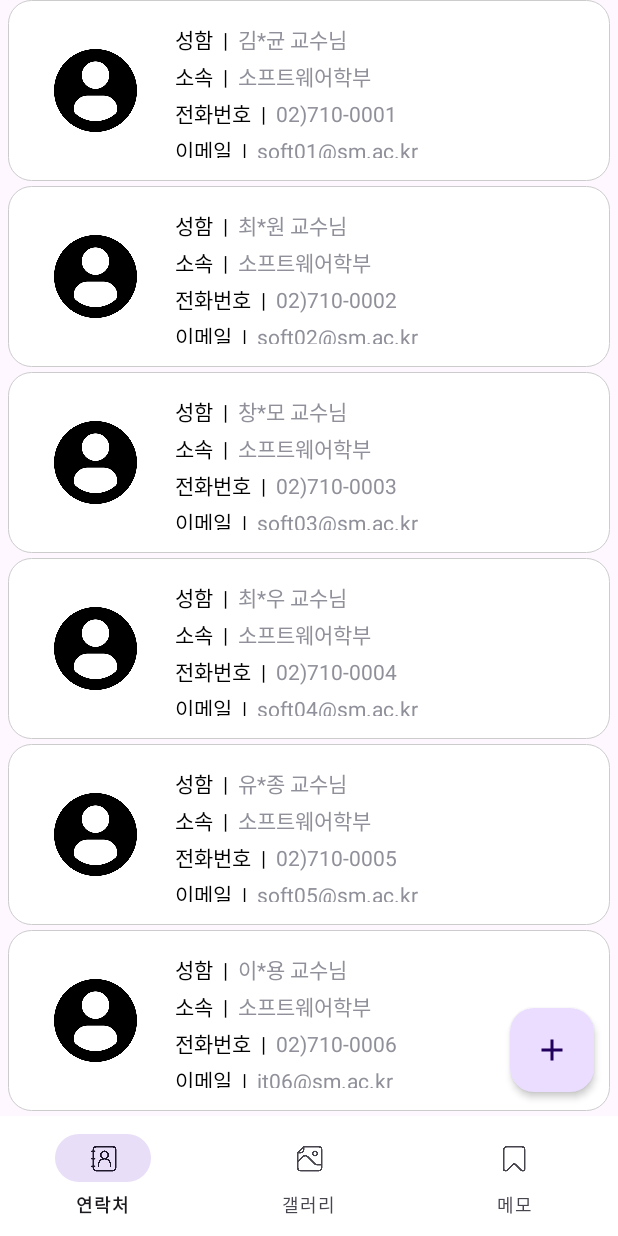
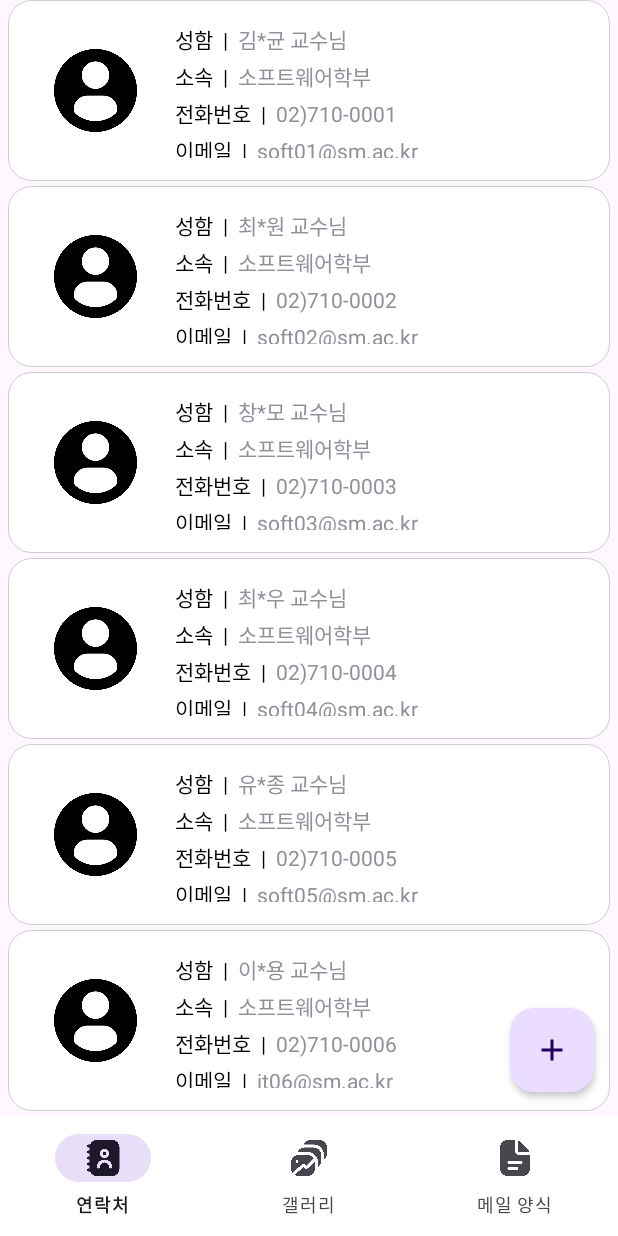
Before and after one commit to choubung/madcamp01, an Android app: the screen it shows after launch (MainActivity), on a phone screen of 412 x 824 dp. Run offline under Robolectric (Android 15) with nearby library versions, the phone set to English and light mode, and no system bars.

Commit message:
하단바 아이콘 밑 이름 최종결정

```diff
--- a/app/src/main/res/menu/bottom_menu.xml
+++ b/app/src/main/res/menu/bottom_menu.xml
@@ -14,7 +14,7 @@
 
     <item
         android:id="@+id/free"
-        android:icon="@drawable/icon_bookmarks"
-        android:title="메모"
+        android:icon="@drawable/icon_mail_form"
+        android:title="메일 양식"
         android:enabled="true"/>
 </menu>
```
Also changed, not shown: app/src/main/res/drawable/icon_contact.png, app/src/main/res/drawable/icon_image_file.png, app/src/main/res/drawable/icon_mail_form.png (added).
